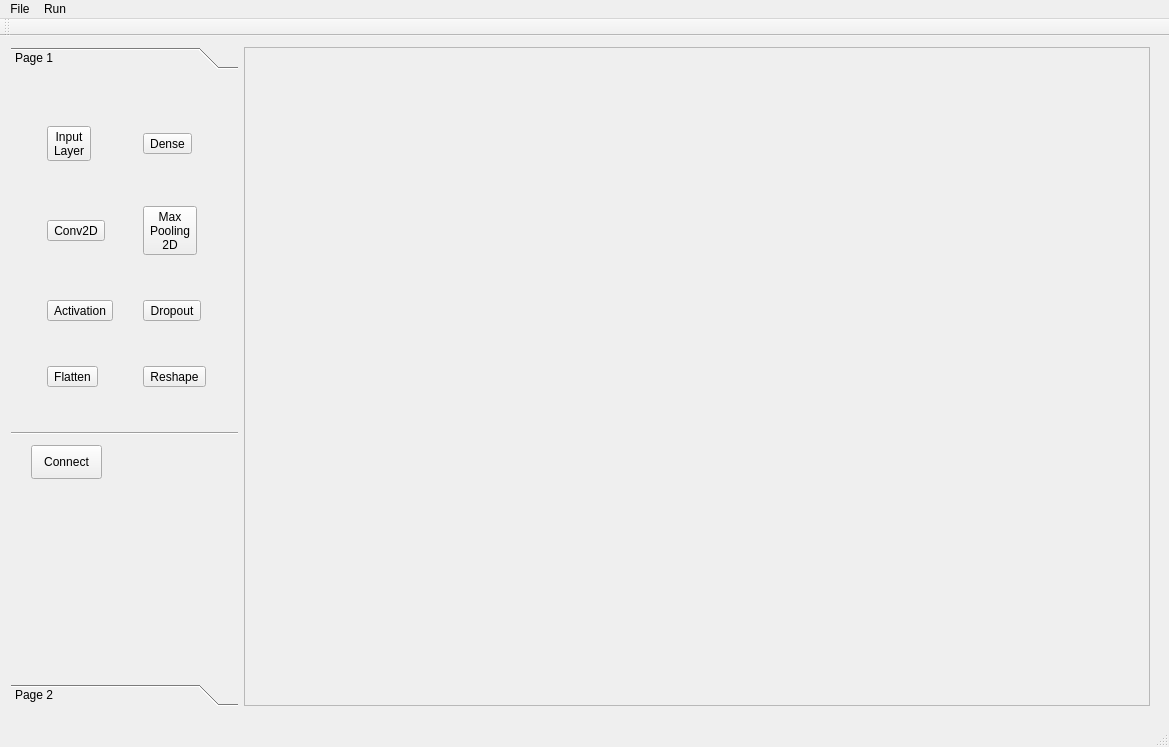
The window that app/mainwindow.ui (kelvin34501/alchimia_repo) describes before a commit, drawn with Qt 5.
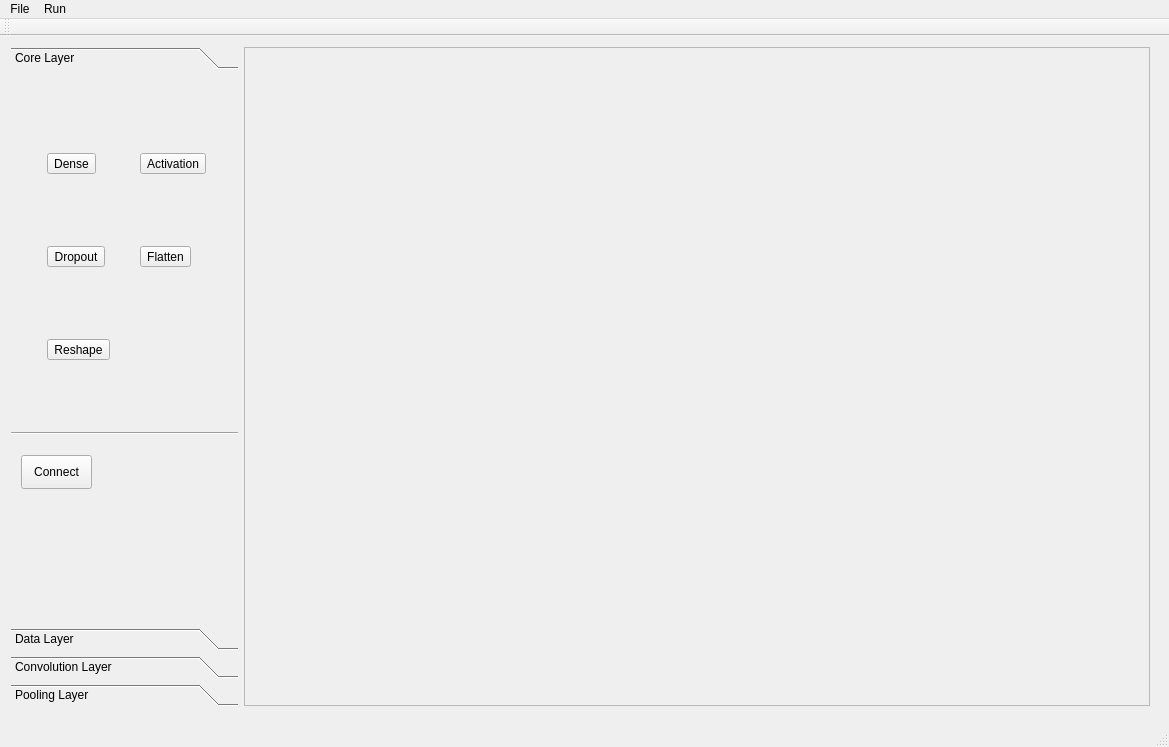
The same window after the commit.

Commit message: Organize layers in toolbox pages

The edit to the form file:
```diff
--- a/app/mainwindow.ui
+++ b/app/mainwindow.ui
@@ -41,11 +41,11 @@
           <x>0</x>
           <y>0</y>
           <width>231</width>
-          <height>615</height>
+          <height>551</height>
          </rect>
         </property>
         <attribute name="label">
-         <string>Page 1</string>
+         <string>Core Layer</string>
         </attribute>
         <widget class="QWidget" name="gridLayoutWidget">
          <property name="geometry">
@@ -58,9 +58,22 @@
          </property>
          <layout class="QGridLayout" name="gridLayout">
           <item row="0" column="1">
-           <widget class="QToolButton" name="denseButton">
+           <widget class="QToolButton" name="activationButton">
             <property name="text">
-             <string>Dense</string>
+             <string>Activation</string>
+            </property>
+            <property name="checkable">
+             <bool>true</bool>
+            </property>
+            <attribute name="buttonGroup">
+             <string notr="true">toolBoxButtonGroup</string>
+            </attribute>
+           </widget>
+          </item>
+          <item row="1" column="0">
+           <widget class="QToolButton" name="dropoutButton">
+            <property name="text">
+             <string>Dropout</string>
             </property>
             <property name="checkable">
              <bool>true</bool>
@@ -71,21 +84,6 @@
            </widget>
           </item>
           <item row="1" column="1">
-           <widget class="QToolButton" name="maxPooling2DButton">
-            <property name="text">
-             <string>Max
-Pooling
-2D</string>
-            </property>
-            <property name="checkable">
-             <bool>true</bool>
-            </property>
-            <attribute name="buttonGroup">
-             <string notr="true">toolBoxButtonGroup</string>
-            </attribute>
-           </widget>
-          </item>
-          <item row="3" column="0">
            <widget class="QToolButton" name="flattenButton">
             <property name="text">
              <string>Flatten</string>
@@ -99,10 +97,9 @@
            </widget>
           </item>
           <item row="0" column="0">
-           <widget class="QToolButton" name="inputLayerButton">
+           <widget class="QToolButton" name="denseButton">
             <property name="text">
-             <string>Input
-Layer</string>
+             <string>Dense</string>
             </property>
             <property name="checkable">
              <bool>true</bool>
@@ -112,20 +109,7 @@
             </attribute>
            </widget>
           </item>
-          <item row="2" column="1">
-           <widget class="QToolButton" name="dropoutButton">
-            <property name="text">
-             <string>Dropout</string>
-            </property>
-            <property name="checkable">
-             <bool>true</bool>
-            </property>
-            <attribute name="buttonGroup">
-             <string notr="true">toolBoxButtonGroup</string>
-            </attribute>
-           </widget>
-          </item>
-          <item row="3" column="1">
+          <item row="2" column="0">
            <widget class="QToolButton" name="reshapeButton">
             <property name="text">
              <string>Reshape</string>
@@ -138,32 +122,6 @@
             </attribute>
            </widget>
           </item>
-          <item row="2" column="0">
-           <widget class="QToolButton" name="activationButton">
-            <property name="text">
-             <string>Activation</string>
-            </property>
-            <property name="checkable">
-             <bool>true</bool>
-            </property>
-            <attribute name="buttonGroup">
-             <string notr="true">toolBoxButtonGroup</string>
-            </attribute>
-           </widget>
-          </item>
-          <item row="1" column="0">
-           <widget class="QToolButton" name="conv2DButton">
-            <property name="text">
-             <string>Conv2D</string>
-            </property>
-            <property name="checkable">
-             <bool>true</bool>
-            </property>
-            <attribute name="buttonGroup">
-             <string notr="true">toolBoxButtonGroup</string>
-            </attribute>
-           </widget>
-          </item>
          </layout>
         </widget>
         <widget class="Line" name="line">
@@ -188,8 +146,8 @@
         <widget class="QToolButton" name="connectButton">
          <property name="geometry">
           <rect>
-           <x>20</x>
-           <y>370</y>
+           <x>10</x>
+           <y>380</y>
            <width>71</width>
            <height>34</height>
           </rect>
@@ -212,8 +170,78 @@
          </rect>
         </property>
         <attribute name="label">
-         <string>Page 2</string>
+         <string>Data Layer</string>
         </attribute>
+        <widget class="QToolButton" name="inputLayerButton">
+         <property name="geometry">
+          <rect>
+           <x>20</x>
+           <y>20</y>
+           <width>57</width>
+           <height>52</height>
+          </rect>
+         </property>
+         <property name="text">
+          <string>Input
+Layer</string>
+         </property>
+         <property name="checkable">
+          <bool>true</bool>
+         </property>
+         <attribute name="buttonGroup">
+          <string notr="true">toolBoxButtonGroup</string>
+         </attribute>
+        </widget>
+       </widget>
+       <widget class="QWidget" name="page_3">
+        <attribute name="label">
+         <string>Convolution Layer</string>
+        </attribute>
+        <widget class="QToolButton" name="conv2DButton">
+         <property name="geometry">
+          <rect>
+           <x>20</x>
+           <y>10</y>
+           <width>70</width>
+           <height>34</height>
+          </rect>
+         </property>
+         <property name="text">
+          <string>Conv2D</string>
+         </property>
+         <property name="checkable">
+          <bool>true</bool>
+         </property>
+         <attribute name="buttonGroup">
+          <string notr="true">toolBoxButtonGroup</string>
+         </attribute>
+        </widget>
+       </widget>
+       <widget class="QWidget" name="page_4">
+        <attribute name="label">
+         <string>Pooling Layer</string>
+        </attribute>
+        <widget class="QToolButton" name="maxPooling2DButton">
+         <property name="geometry">
+          <rect>
+           <x>10</x>
+           <y>10</y>
+           <width>69</width>
+           <height>70</height>
+          </rect>
+         </property>
+         <property name="text">
+          <string>Max
+Pooling
+2D</string>
+         </property>
+         <property name="checkable">
+          <bool>true</bool>
+         </property>
+         <attribute name="buttonGroup">
+          <string notr="true">toolBoxButtonGroup</string>
+         </attribute>
+        </widget>
        </widget>
       </widget>
      </item>
```
Left out of the diff: 2 changed lines with no effect on the pictures.
